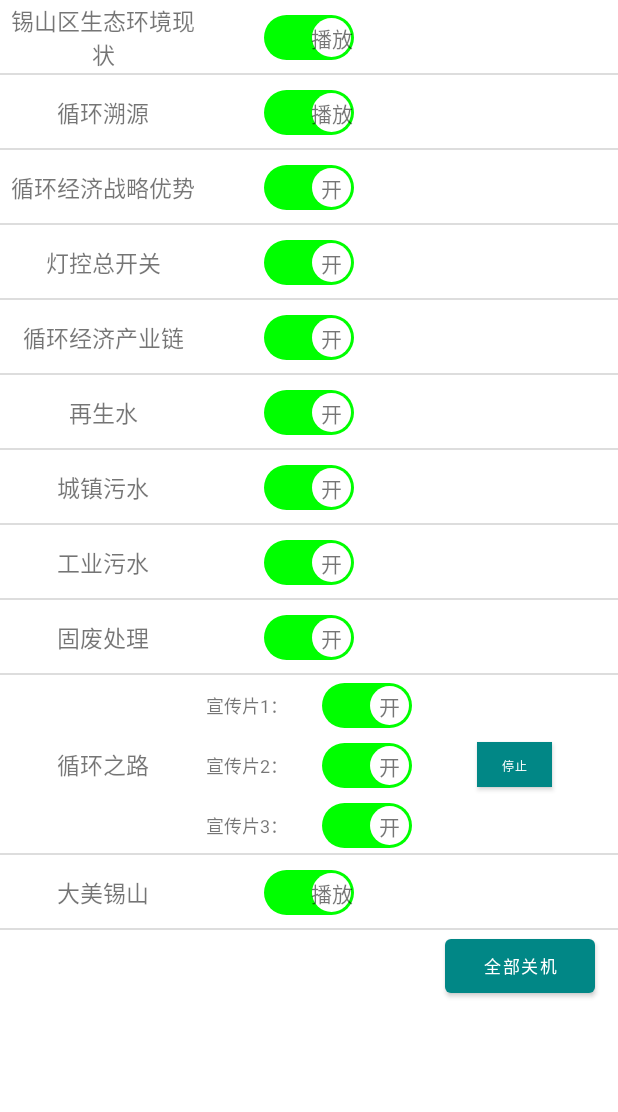
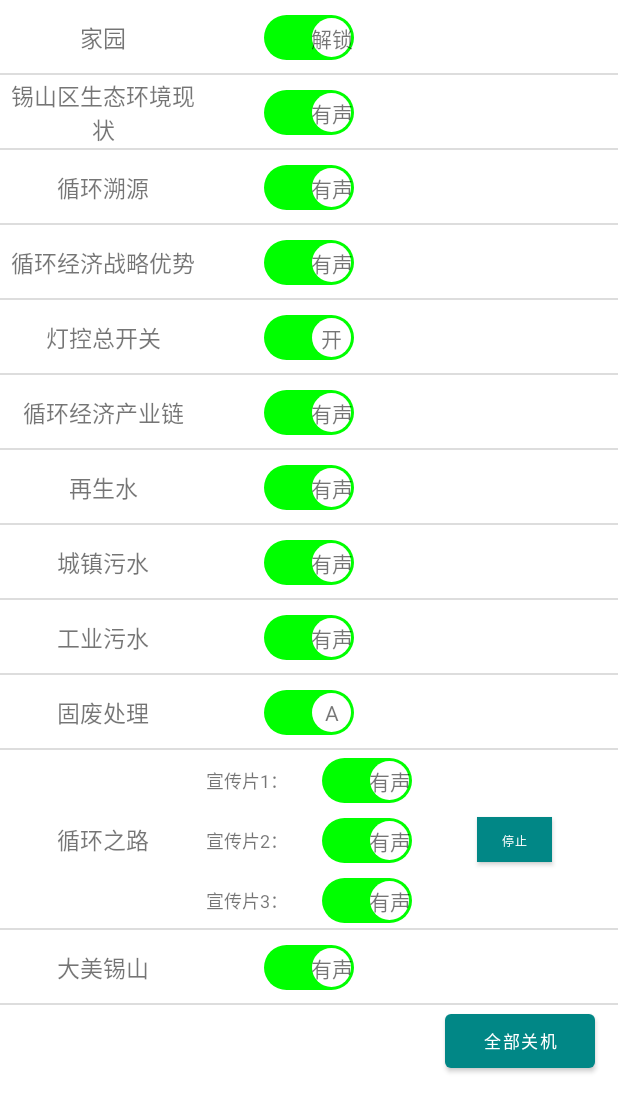
Before and after one commit to yc732758884/zhongkong, an Android app: the screen it shows after launch (MainActivity), on a phone screen of 412 x 824 dp. Shown: the top 1112 px of the screen. Run offline under Robolectric (Android 15) with nearby library versions, the phone set to English and light mode, and no system bars; our stand-ins replace RxJava; network calls fail; 1 statement that could not run was skipped.

Commit message:
1111111111111

```diff
--- a/app/src/main/java/com/shtt/zhongkong/MainActivity.kt
+++ b/app/src/main/java/com/shtt/zhongkong/MainActivity.kt
@@ -26,7 +26,7 @@ import java.io.*
 
 class MainActivity : AppCompatActivity() {
 
-    lateinit var dialog:ProgressDialog
+    lateinit var dialog: ProgressDialog
 
 
     override fun onCreate(savedInstanceState: Bundle?) {
@@ -36,7 +36,7 @@ class MainActivity : AppCompatActivity() {
 
         initView()
 
-      dialog=ProgressDialog(this)
+        dialog = ProgressDialog(this)
         dialog.setMessage("正在请求")
 
 
@@ -60,13 +60,13 @@ class MainActivity : AppCompatActivity() {
             var json = Gson().fromJson<NetBean>(s, NetBean::class.java)
             var nb = NetBean.getIntanse();
             nb.baseUrl = json.baseUrl
-            nb.czws=json.czws
-            nb.fgcl=json.fgcl
-            nb.zss=json.zss
-            nb.gyws=json.gyws
-            nb.xhjj=json.xhjj
-            nb.xhjjcyl=json.xhjjcyl
-            nb.xhzl=json.xhzl
+            nb.czws = json.czws
+            nb.fgcl = json.fgcl
+            nb.zss = json.zss
+            nb.gyws = json.gyws
+            nb.xhjj = json.xhjj
+            nb.xhjjcyl = json.xhjjcyl
+            nb.xhzl = json.xhzl
 
 
         }
@@ -75,39 +75,45 @@ class MainActivity : AppCompatActivity() {
 
     fun initView() {
 
+
+        getControlChange("baseUrl")
+        sw_home.setColseText("锁定")
+        sw_home.setOpenText("解锁")
+        sw_home.setListener {
+
+            changeControlchange("baseUrl", it)
+        }
+
+
         //锡山区生态环境现状
 
-         getStatus(1, sw_xsq,"baseUrl")
-        sw_xsq.setOpenText("播放")
-        sw_xsq.setColseText("停止")
+        getStatus(1, sw_xsq, "baseUrl")
+
 
         sw_xsq.setListener {
 
-            openOrClose(it, 1, sw_xsq,"baseUrl")
+            openOrClose(it, 1, sw_xsq, "baseUrl")
         }
-
-
 
 
         //循环溯源
 
-        getStatus(2, sw_xhsy,"baseUrl")
-        sw_xhsy.setOpenText("播放")
-        sw_xhsy.setColseText("停止")
+        getStatus(2, sw_xhsy, "baseUrl")
+
         sw_xhsy.setListener {
 
 
-            openOrClose(it, 2, sw_xhsy,"baseUrl")
+            openOrClose(it, 2, sw_xhsy, "baseUrl")
 
         }
 
 
         //循环经济战略优势
-        getStatus(0,sw_xhjj,"xhjj")
+        getStatus(0, sw_xhjj, "xhjj")
         sw_xhjj.setListener {
 
 
-            openOrClose(it,  0,  sw_xhjj,"xhjj")
+            openOrClose(it, 0, sw_xhjj, "xhjj")
         }
         btn_xhjj.setOnClickListener {
             shotdown("xhjj")
@@ -115,16 +121,19 @@ class MainActivity : AppCompatActivity() {
 
 
         //灯控总开关
-        getStatusLight(sw_dk,"baseUrl")
+        getStatusLight(sw_dk, "baseUrl")
+        sw_dk.setColseText("关")
+        sw_dk.setOpenText("开")
+
         sw_dk.setListener {
 
-            openOrCloseLight(it,  0,sw_dk,"baseUrl")
+            openOrCloseLight(it, 0, sw_dk, "baseUrl")
         }
 
         //循环经济产业链
-        getStatus(0,sw_xhjjcyl,"xhjjcyl")
+        getStatus(0, sw_xhjjcyl, "xhjjcyl")
         sw_xhjjcyl.setListener {
-            openOrClose(it,0,  sw_xhjjcyl,"xhjjcyl")
+            openOrClose(it, 0, sw_xhjjcyl, "xhjjcyl")
         }
         btn_xhjjcyl.setOnClickListener {
             shotdown("xhjjcyl")
@@ -133,10 +142,10 @@ class MainActivity : AppCompatActivity() {
 
         //再生水
 
-        getStatus(0,sw_zss,"zss")
+        getStatus(0, sw_zss, "zss")
         sw_zss.setListener {
 
-            openOrClose(it,0,  sw_zss,"zss")
+            openOrClose(it, 0, sw_zss, "zss")
         }
         btn_zss.setOnClickListener {
             shotdown("zss")
@@ -144,9 +153,9 @@ class MainActivity : AppCompatActivity() {
 
 
         //城镇污水
-        getStatus(0,sw_czws,"czws")
+        getStatus(0, sw_czws, "czws")
         sw_czws.setListener {
-            openOrClose(it,0,  sw_czws,"czws")
+            openOrClose(it, 0, sw_czws, "czws")
         }
         btn_czws.setOnClickListener {
             shotdown("czws")
@@ -154,10 +163,10 @@ class MainActivity : AppCompatActivity() {
 
         //工业污水
 
-        getStatus(0,sw_gyws,"gyws")
+        getStatus(0, sw_gyws, "gyws")
         sw_gyws.setListener {
 
-            openOrClose(it,0,  sw_gyws,"gyws")
+            openOrClose(it, 0, sw_gyws, "gyws")
         }
         btn_gyws.setOnClickListener {
             shotdown("gyws")
@@ -166,10 +175,13 @@ class MainActivity : AppCompatActivity() {
 
         //feiguchuli
 
-        getVersion("fgcl",sw_fgcl,)
+        getVersion("fgcl", sw_fgcl,)
+
+        sw_fgcl.setOpenText("A")
+        sw_fgcl.setColseText("B")
         sw_fgcl.setListener {
 
-            setVersion(it, sw_fgcl,"fgcl")
+            setVersion(it, sw_fgcl, "fgcl")
         }
         btn_fgcl.setOnClickListener {
             shotdown("fgcl")
@@ -178,17 +190,14 @@ class MainActivity : AppCompatActivity() {
         //dameixisan
 
 
-        getStatus(3, sw_dmxs,"baseUrl")
+        getStatus(3, sw_dmxs, "baseUrl")
 
-        sw_dmxs.setOpenText("播放")
-        sw_dmxs.setColseText("停止")
+
         sw_dmxs.setListener {
 
-            openOrClose(it, 3, sw_dmxs,"baseUrl")
+            openOrClose(it, 3, sw_dmxs, "baseUrl")
 
         }
-
-
 
 
         //xunhuanzhilu
@@ -196,16 +205,16 @@ class MainActivity : AppCompatActivity() {
         getCurrentVideo()
 
         sw_xc1.setListener {
-             selectVideo(1,"xhzl")
+            selectVideo(1, "xhzl")
 
         }
         sw_xc2.setListener {
-            selectVideo(2,"xhzl")
+            selectVideo(2, "xhzl")
 
 
         }
         sw_xc3.setListener {
-            selectVideo(3,"xhzl")
+            selectVideo(3, "xhzl")
 
         }
         btn_xhzl.setOnClickListener {
@@ -216,34 +225,26 @@ class MainActivity : AppCompatActivity() {
         }
 
 
-
-
-
-
-
-
-
-
         //PLC开关控制
 
 
-        getPlcStatus(1,"baseUrl",sw_plc1)
-        getPlcStatus(2,"baseUrl",sw_plc2)
-        getPlcStatus(3,"baseUrl",sw_plc3)
+        getPlcStatus(1, "baseUrl", sw_plc1)
+        getPlcStatus(2, "baseUrl", sw_plc2)
+        getPlcStatus(3, "baseUrl", sw_plc3)
         sw_plc1.setListener {
 
-            setPlcStatus(it,1,"baseUrl",sw_plc1)
+            setPlcStatus(it, 1, "baseUrl", sw_plc1)
 
         }
 
         sw_plc2.setListener {
 
-            setPlcStatus(it,2,"baseUrl",sw_plc2)
+            setPlcStatus(it, 2, "baseUrl", sw_plc2)
         }
 
         sw_plc3.setListener {
 
-            setPlcStatus(it,3,"baseUrl",sw_plc3)
+            setPlcStatus(it, 3, "baseUrl", sw_plc3)
 
 
         }
@@ -251,42 +252,31 @@ class MainActivity : AppCompatActivity() {
 
         btn_all.setOnClickListener {
 
-            var  dialog=AlertDialog.Builder(this)
+            var dialog = AlertDialog.Builder(this)
             dialog.setMessage("确定全部关机？")
-                .setPositiveButton("确定"){ dialogInterface: DialogInterface, i: Int ->
+                .setPositiveButton("确定") { dialogInterface: DialogInterface, i: Int ->
 
                     shotDownAll("baseUrl")
 
                 }
-                .setNegativeButton("取消"){ dialogInterface: DialogInterface, i: Int ->dialogInterface.dismiss() }
+                .setNegativeButton("取消") { dialogInterface: DialogInterface, i: Int -> dialogInterface.dismiss() }
                 .show()
 
 
         }
 
 
-
-
-
-
-
-
     }
 
 
-
-    fun  shotDownAll(head: String){
+    fun shotDownAll(head: String) {
 
         NetWorkManager.getRequest().shutdownAll(head)
             .compose(SchedulerProvider.getInstance().applySchedulers())
             .subscribe({
 
-                 Toast.makeText(this,it.message,Toast.LENGTH_SHORT).show()
+                Toast.makeText(this, it.message, Toast.LENGTH_SHORT).show()
             }, {
-
-
-
-
 
 
             }, {
@@ -295,19 +285,16 @@ class MainActivity : AppCompatActivity() {
 
     }
 
-    fun  getCurrentVideo(){
-        iscurrentView(1,"xhzl",sw_xc1)
-        iscurrentView(2,"xhzl",sw_xc2)
-        iscurrentView(3,"xhzl",sw_xc3)
+    fun getCurrentVideo() {
+        iscurrentView(1, "xhzl", sw_xc1)
+        iscurrentView(2, "xhzl", sw_xc2)
+        iscurrentView(3, "xhzl", sw_xc3)
     }
 
 
+    fun openOrClose(boolean: Boolean, code: Int, view: MySwitch, head: String) {
 
-
-
-    fun openOrClose(boolean: Boolean, code: Int, view: MySwitch,head: String) {
-
-        NetWorkManager.getRequest().CloseOrOpen(boolean, code,head)
+        NetWorkManager.getRequest().CloseOrOpen(boolean, code, head)
             .compose(SchedulerProvider.getInstance().applySchedulers())
             .subscribe({
 
@@ -315,21 +302,17 @@ class MainActivity : AppCompatActivity() {
             }, {
 
 
-
-
-
-
             }, {
 
             }).also { }
     }
 
-    fun selectVideo( code: Int,head: String) {
+    fun selectVideo(code: Int, head: String) {
 
-        NetWorkManager.getRequest().CloseOrOpen(false, code,head)
+        NetWorkManager.getRequest().CloseOrOpen(false, code, head)
             .compose(SchedulerProvider.getInstance().applySchedulers())
             .subscribe({
-                Toast.makeText(this,it.message , Toast.LENGTH_SHORT).show()
+                Toast.makeText(this, it.message, Toast.LENGTH_SHORT).show()
                 getCurrentVideo()
             }, {
 
@@ -341,9 +324,7 @@ class MainActivity : AppCompatActivity() {
     }
 
 
-
-
-    fun getStatus(code: Int, view: MySwitch?,head: String) {
+    fun getStatus(code: Int, view: MySwitch?, head: String) {
         NetWorkManager.getRequest().getStatus(code, head)
             .compose(SchedulerProvider.getInstance().applySchedulers())
 
@@ -357,8 +338,7 @@ class MainActivity : AppCompatActivity() {
     }
 
 
-
-    fun   shotdown(head:String){
+    fun shotdown(head: String) {
         NetWorkManager.getRequest().shutdown(head)
             .compose(SchedulerProvider.getInstance().applySchedulers())
 
@@ -370,10 +350,9 @@ class MainActivity : AppCompatActivity() {
     }
 
 
-
-    fun openOrCloseLight(boolean: Boolean, code: Int, view: MySwitch?,head: String) {
+    fun openOrCloseLight(boolean: Boolean, code: Int, view: MySwitch?, head: String) {
         view?.isClickable = false
-        NetWorkManager.getRequest().lightControl(boolean,head)
+        NetWorkManager.getRequest().lightControl(boolean, head)
             .compose(SchedulerProvider.getInstance().applySchedulers())
 
             .subscribe({
@@ -387,8 +366,8 @@ class MainActivity : AppCompatActivity() {
             }).also { }
     }
 
-    fun getStatusLight( view: MySwitch?,head: String) {
-        NetWorkManager.getRequest().getLightStatus( head)
+    fun getStatusLight(view: MySwitch?, head: String) {
+        NetWorkManager.getRequest().getLightStatus(head)
             .compose(SchedulerProvider.getInstance().applySchedulers())
 
             .subscribe({
@@ -401,8 +380,8 @@ class MainActivity : AppCompatActivity() {
     }
 
 
-      fun getVersion(head: String,view: MySwitch?){
-          NetWorkManager.getRequest().getCurrentVersion( head)
+    fun getVersion(head: String, view: MySwitch?) {
+        NetWorkManager.getRequest().getCurrentVersion(head)
             .compose(SchedulerProvider.getInstance().applySchedulers())
 
             .subscribe({
@@ -413,11 +392,11 @@ class MainActivity : AppCompatActivity() {
             }).also { }
     }
 
-    fun setVersion(boolean: Boolean, view: MySwitch?,head: String) {
+    fun setVersion(boolean: Boolean, view: MySwitch?, head: String) {
         NetWorkManager.getRequest().radarSwitch(boolean, head)
             .compose(SchedulerProvider.getInstance().applySchedulers())
             .subscribe({
-                if (it.code==0){
+                if (it.code == 0) {
                     view?.setOpen(boolean)
                 }
 
@@ -430,77 +409,96 @@ class MainActivity : AppCompatActivity() {
 
     }
 
-    fun  setPlcStatus(open:Boolean,code:Int,head:String,view:MySwitch){
+    fun setPlcStatus(open: Boolean, code: Int, head: String, view: MySwitch) {
         NetWorkManager.getRequest().plcState(open, code, head)
             .compose(SchedulerProvider.getInstance().applySchedulers())
 
             .subscribe({
-                if (it.success){
+                if (it.success) {
                     view.setOpen(open)
                 }
 
-            },{
+            }, {
 
-            }).also {  }
+            }).also { }
     }
 
 
-    fun  getPlcStatus(code:Int,head:String,view:MySwitch){
+    fun getPlcStatus(code: Int, head: String, view: MySwitch) {
 
-        NetWorkManager.getRequest().getplcState( code, head)
+        NetWorkManager.getRequest().getplcState(code, head)
             .compose(SchedulerProvider.getInstance().applySchedulers())
 
             .subscribe({
                 view.setOpen(it.data.isStatus)
 
-            },{
+            }, {
 
-            }).also {  }
+            }).also { }
 
     }
 
 
-    fun  iscurrentView(code: Int,head: String,view: MySwitch){
-        NetWorkManager.getRequest().isCurrentVideo( code, head)
+    fun iscurrentView(code: Int, head: String, view: MySwitch) {
+        NetWorkManager.getRequest().isCurrentVideo(code, head)
             .compose(SchedulerProvider.getInstance().applySchedulers())
 
             .subscribe({
                 view.setOpen(it.data.isStatus)
 
-            },{
+            }, {
 
-            }).also {  }
+            }).also { }
     }
 
 
-    fun  reset(head: String){
-        NetWorkManager.getRequest().reset(  head)
+    fun reset(head: String) {
+        NetWorkManager.getRequest().reset(head)
             .compose(SchedulerProvider.getInstance().applySchedulers())
-
             .subscribe({
-                Toast.makeText(this,it.message,Toast.LENGTH_SHORT).show()
+                Toast.makeText(this, it.message, Toast.LENGTH_SHORT).show()
                 getCurrentVideo()
-            },{
+            }, {
                 Toast.makeText(this, it.message, Toast.LENGTH_SHORT).show()
-            }).also {  }
+            }).also { }
     }
 
-    fun  showProgressDialog(){
+    fun getControlChange(head: String) {
+        NetWorkManager.getRequest().getControlStatus(head)
+            .compose(SchedulerProvider.getInstance().applySchedulers())
+            .compose(ResponseTransformer.handleResult())
+            .subscribe({
+                sw_home.setOpen(it.isStatus)
+            }, {
+                Toast.makeText(this, it.message, Toast.LENGTH_SHORT).show()
+            }).also { }
+    }
+
+
+    fun changeControlchange(head: String, c: Boolean) {
+
+        NetWorkManager.getRequest().changeControlStatus(head, c)
+            .compose(SchedulerProvider.getInstance().applySchedulers())
+            .subscribe({
+                Toast.makeText(this, it.message, Toast.LENGTH_SHORT).show()
+                sw_home.setOpen(c)
+            }, {
+                Toast.makeText(this, it.message, Toast.LENGTH_SHORT).show()
+            }).also { }
+
+    }
+
+    fun showProgressDialog() {
 
         dialog.show()
     }
 
-    fun  dissDialog(){
-        if (dialog.isShowing){
+    fun dissDialog() {
+        if (dialog.isShowing) {
             dialog.dismiss()
         }
 
     }
-
-
-
-
-
 
 
     private fun myRequetPermission() {
--- a/app/src/main/java/com/shtt/zhongkong/net/HttpRequest.java
+++ b/app/src/main/java/com/shtt/zhongkong/net/HttpRequest.java
@@ -71,4 +71,15 @@ public interface HttpRequest {
 
     @GET("shutdownAll")
     Observable<BaseResponse<String>> shutdownAll( @Header("urlname") String head);
+
+
+    //家园手势控制状态切换
+    @GET("waveHandSwitch/changeControlStatus")
+    Observable<BaseResponse<String>> changeControlStatus( @Header("urlname") String head,@Query("isControl") boolean control);
+
+
+    //
+    @GET(" waveHandSwitch/getControlStatus")
+    Observable<BaseResponse<StatusBean>> getControlStatus( @Header("urlname") String head);
+
 }
--- a/app/src/main/res/layout/activity_main.xml
+++ b/app/src/main/res/layout/activity_main.xml
@@ -17,6 +17,64 @@
        android:orientation="vertical"
        android:layout_width="match_parent"
        android:layout_height="match_parent">
+
+
+       <androidx.constraintlayout.widget.ConstraintLayout
+           android:layout_width="match_parent"
+           android:layout_height="50dp">
+
+
+
+
+           <LinearLayout
+               app:layout_constraintTop_toTopOf="parent"
+               android:orientation="horizontal"
+               android:layout_width="match_parent"
+               android:layout_height="50dp">
+
+
+               <TextView
+                   android:layout_weight="1"
+                   android:gravity="center"
+                   android:paddingHorizontal="5dp"
+                   android:text="家园"
+                   android:layout_width="0dp"
+                   android:textSize="15sp"
+                   android:layout_height="match_parent"/>
+
+               <LinearLayout
+                   android:layout_weight="1"
+                   android:layout_width="0dp"
+                   android:gravity="center"
+                   android:layout_height="match_parent">
+
+                   <com.shtt.zhongkong.MySwitch
+                       android:id="@+id/sw_home"
+
+                       android:layout_width="60dp"
+                       android:layout_height="30dp"/>
+
+
+
+               </LinearLayout>
+
+               <LinearLayout
+                   android:layout_weight="1"
+                   android:layout_width="0dp"
+                   android:layout_height="match_parent">
+               </LinearLayout>
+
+
+           </LinearLayout>
+
+           <View
+               app:layout_constraintBottom_toBottomOf="parent"
+               android:background="#ddd"
+               android:layout_width="match_parent"
+               android:layout_height="2px"/>
+
+
+       </androidx.constraintlayout.widget.ConstraintLayout>
        <androidx.constraintlayout.widget.ConstraintLayout
            android:layout_width="match_parent"
            android:layout_height="50dp">
--- a/app/src/main/res/layout/layout_switch.xml
+++ b/app/src/main/res/layout/layout_switch.xml
@@ -36,7 +36,7 @@
         app:layout_constraintTop_toTopOf="@id/view_close"
         app:layout_constraintEnd_toEndOf="@id/view_close"
         app:layout_constraintBottom_toBottomOf="@id/view_close"
-        android:text="关"
+        android:text="无声"
         android:layout_width="wrap_content"
         android:layout_height="wrap_content"/>
 
@@ -46,7 +46,7 @@
         app:layout_constraintTop_toTopOf="@id/view_open"
         app:layout_constraintEnd_toEndOf="@id/view_open"
         app:layout_constraintBottom_toBottomOf="@id/view_open"
-        android:text="开"
+        android:text="有声"
         android:layout_width="wrap_content"
         android:layout_height="wrap_content"/>
 
```
Lines whose indentation alone changed are shown as unchanged.
